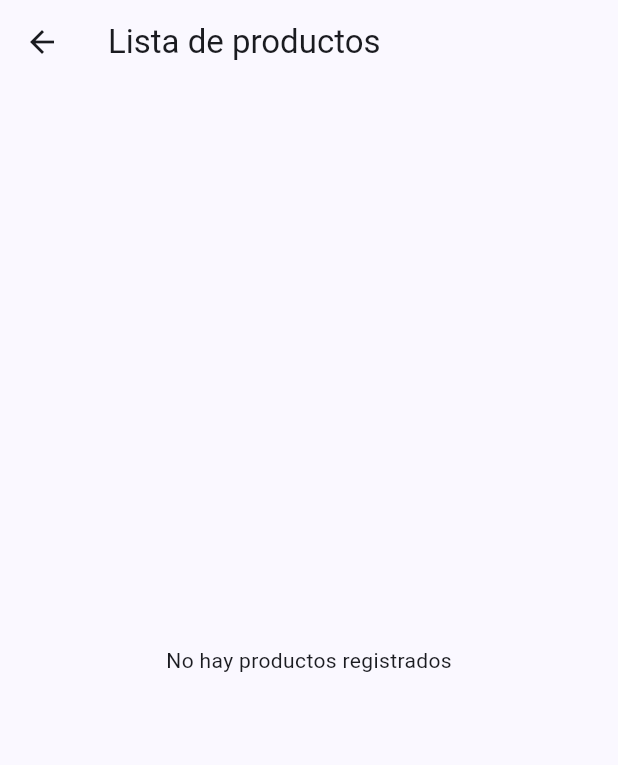
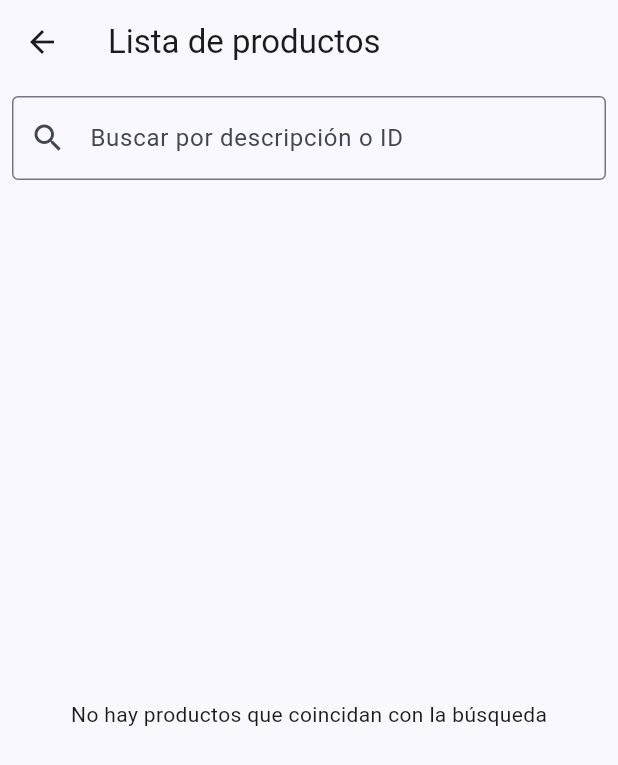
Before and after one commit to angelSantori/jmas_movil, a Flutter app: the ListProductoScreen screen opened directly, on a phone screen of 412 x 824 dp. Shown: the top 765 px of the screen. Run offline on Flutter 3.47's test engine with Material 3 defaults, Android fonts, the phone set to English and light mode, and no system bars; our stand-ins replace file_picker, pdf, permission_handler, printing, shared_preferences; missing offline and left inert: mobile_scanner; accounts and stored records are empty; network calls fail.

Commit message:
Busqueda producto por descripción o id

```diff
--- a/lib/productos/list_producto_screen.dart
+++ b/lib/productos/list_producto_screen.dart
@@ -1,7 +1,7 @@
 import 'dart:convert';
-
 import 'package:flutter/material.dart';
 import 'package:jmas_movil/controllers/productos_controller.dart';
+import 'package:jmas_movil/productos/details_producto_screen.dart';
 
 class ListProductoScreen extends StatefulWidget {
   const ListProductoScreen({super.key});
@@ -12,6 +12,40 @@ class ListProductoScreen extends StatefulWidget {
 
 class _ListProductoScreenState extends State<ListProductoScreen> {
   final ProductosController _productosController = ProductosController();
+  final TextEditingController _searchController = TextEditingController();
+
+  List<Productos> _allProductos = [];
+  List<Productos> _filteredProductos = [];
+
+  @override
+  void initState() {
+    super.initState();
+    _loadProductos();
+    _searchController.addListener(_filterProductos);
+  }
+
+  Future<void> _loadProductos() async {
+    try {
+      final productos = await _productosController.listProductos();
+      setState(() {
+        _allProductos = productos;
+        _filteredProductos = productos;
+      });
+    } catch (e) {
+      print('Error al cargar productos: $e');
+    }
+  }
+
+  void _filterProductos() {
+    final query = _searchController.text.toLowerCase();
+    setState(() {
+      _filteredProductos = _allProductos.where((producto) {
+        final descripcion = producto.producto_Descripcion?.toLowerCase() ?? '';
+        final id = producto.id_Producto.toString();
+        return descripcion.contains(query) || id.contains(query);
+      }).toList();
+    });
+  }
 
   @override
   Widget build(BuildContext context) {
@@ -19,29 +53,32 @@ class _ListProductoScreenState extends State<ListProductoScreen> {
       appBar: AppBar(
         title: const Text('Lista de productos'),
       ),
-      body: FutureBuilder<List<Productos>>(
-        future: _productosController.listProductos(),
-        builder: (context, snapshot) {
-          if (snapshot.connectionState == ConnectionState.waiting) {
-            return const Center(child: CircularProgressIndicator());
-          } else if (snapshot.hasError) {
-            return Center(
-              child: Text('Error: ${snapshot.error}'),
-            );
-          } else if (!snapshot.hasData || snapshot.data!.isEmpty) {
-            return const Center(
-              child: Text('No hay productos registrados'),
-            );
-          }
-
-          final productos = snapshot.data!;
-
-          return ListView.builder(
-            itemCount: productos.length,
+      body: Column(
+        children: [
+          Padding(
+            padding: const EdgeInsets.all(8.0),
+            child: TextField(
+              controller: _searchController,
+              decoration: const InputDecoration(
+                labelText: 'Buscar por descripción o ID',
+                prefixIcon: Icon(Icons.search),
+                border: OutlineInputBorder(),
+              ),
+            ),
+          ),
+          Expanded(
+            child: _filteredProductos.isEmpty
+                ? const Center(
+                    child:
+                        Text('No hay productos que coincidan con la búsqueda'),
+                  )
+                : ListView.builder(
+                    itemCount: _filteredProductos.length,
                     itemBuilder: (context, index) {
-              final producto = productos[index];
+                      final producto = _filteredProductos[index];
                       return Card(
-                margin: const EdgeInsets.symmetric(horizontal: 8, vertical: 4),
+                        margin: const EdgeInsets.symmetric(
+                            horizontal: 8, vertical: 4),
                         elevation: 3,
                         shape: RoundedRectangleBorder(
                           borderRadius: BorderRadius.circular(10),
@@ -63,7 +100,8 @@ class _ListProductoScreenState extends State<ListProductoScreen> {
                                     width: 60,
                                     height: 60,
                                     fit: BoxFit.cover,
-                            )),
+                                  ),
+                          ),
                           title: Text(
                             producto.producto_Descripcion!,
                             style: const TextStyle(
@@ -74,18 +112,35 @@ class _ListProductoScreenState extends State<ListProductoScreen> {
                           subtitle: Column(
                             crossAxisAlignment: CrossAxisAlignment.start,
                             children: [
+                              Text('Clave: ${producto.id_Producto}'),
                               Text('Costo: \$${producto.producto_Costo}'),
                               Text(
                                 'Existencias: ${producto.producto_Existencia} ${producto.producto_UMedida}',
                               ),
                             ],
                           ),
+                          onTap: () {
+                            Navigator.push(
+                              context,
+                              MaterialPageRoute(
+                                builder: (context) =>
+                                    DetailsProductoScreen(producto: producto),
                               ),
-              );
-            },
                             );
                           },
                         ),
                       );
+                    },
+                  ),
+          ),
+        ],
+      ),
+    );
+  }
+
+  @override
+  void dispose() {
+    _searchController.dispose();
+    super.dispose();
   }
 }
```
Lines whose indentation alone changed are shown as unchanged.
